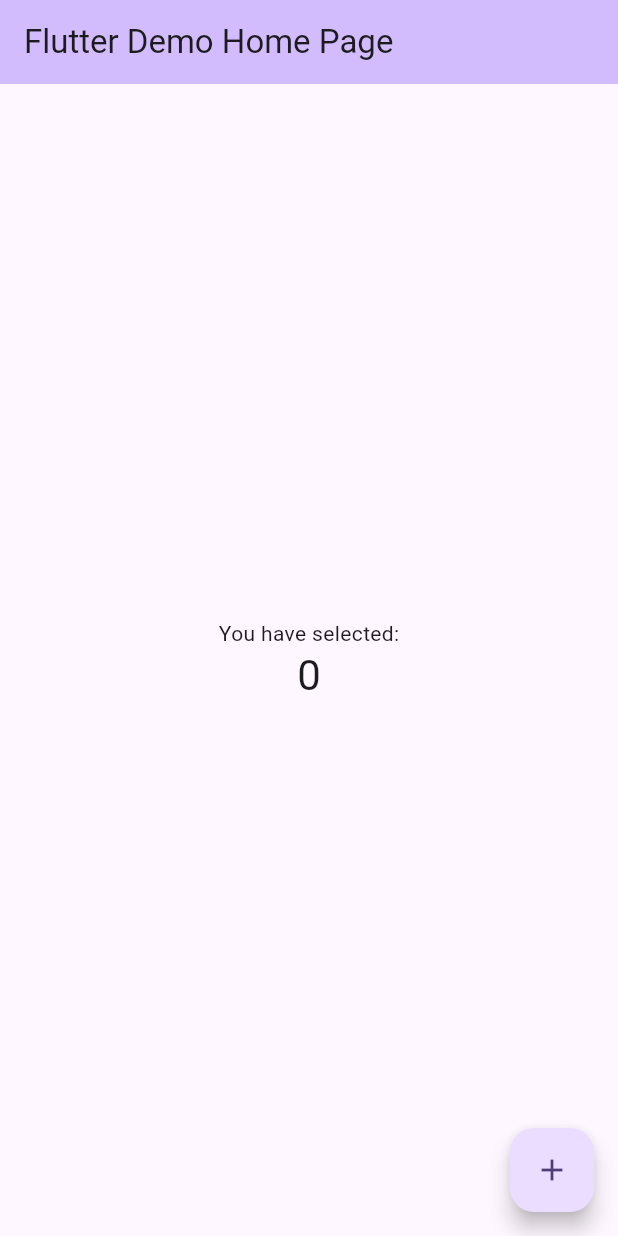
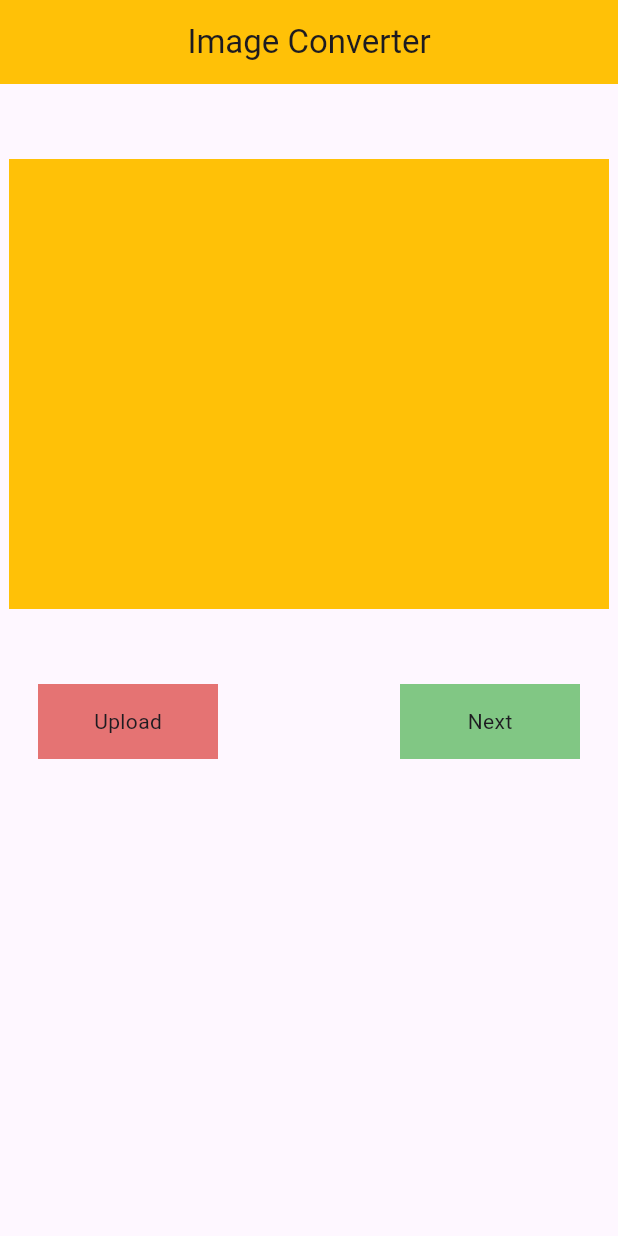
Before and after one commit to tamatee/os-project, a Flutter app: the screen it shows after launch, on a phone screen of 412 x 824 dp. Run offline on Flutter 3.47's test engine with Material 3 defaults, Android fonts, the phone set to English and light mode, and no system bars.

Commit message:
Put all the front-end structure that we need

```diff
--- /dev/null
+++ b/suntana/lib/components/next_button.dart
@@ -0,0 +1,26 @@
+import 'package:flutter/material.dart';
+
+class NextButton extends StatelessWidget {
+  Widget nextPage;
+  NextButton({super.key, required this.nextPage});
+
+  @override
+  Widget build(BuildContext context) {
+    return GestureDetector(
+      onTap: () {
+        Navigator.pushAndRemoveUntil(context,
+            MaterialPageRoute(builder: (BuildContext context) {
+          return nextPage;
+        }), (route) => false);
+      },
+      child: Container(
+        width: 120,
+        height: 50,
+        decoration: BoxDecoration(color: Colors.green[300]),
+        child: const Center(
+          child: Text("Next"),
+        ),
+      ),
+    );
+  }
+}
--- /dev/null
+++ b/suntana/lib/components/upload_button.dart
@@ -0,0 +1,16 @@
+import 'package:flutter/material.dart';
+
+class UploadButton extends StatelessWidget {
+  const UploadButton({super.key});
+
+  @override
+  Widget build(BuildContext context) {
+    return Container(
+        width: 120,
+        height: 50,
+        decoration: BoxDecoration(color: Colors.red[300]),
+        child: const Center(
+          child: Text("Upload"),
+        ));
+  }
+}
--- a/suntana/lib/main.dart
+++ b/suntana/lib/main.dart
@@ -1,8 +1,5 @@
-import 'dart:io';
-
 import 'package:flutter/material.dart';
-import 'package:file_picker/file_picker.dart';
-import 'package:path_provider/path_provider.dart';
+import 'pages/main_page.dart';
 
 void main() {
   runApp(const MyApp());
@@ -11,149 +8,11 @@ void main() {
 class MyApp extends StatelessWidget {
   const MyApp({super.key});
 
-  // This widget is the root of your application.
   @override
   Widget build(BuildContext context) {
     return MaterialApp(
-      title: 'Flutter Demo',
-      theme: ThemeData(
-        // This is the theme of your application.
-        //
-        // TRY THIS: Try running your application with "flutter run". You'll see
-        // the application has a blue toolbar. Then, without quitting the app,
-        // try changing the seedColor in the colorScheme below to Colors.green
-        // and then invoke "hot reload" (save your changes or press the "hot
-        // reload" button in a Flutter-supported IDE, or press "r" if you used
-        // the command line to start the app).
-        //
-        // Notice that the counter didn't reset back to zero; the application
-        // state is not lost during the reload. To reset the state, use hot
-        // restart instead.
-        //
-        // This works for code too, not just values: Most code changes can be
-        // tested with just a hot reload.
-        colorScheme: ColorScheme.fromSeed(seedColor: Colors.deepPurple),
-        useMaterial3: true,
-      ),
-      home: const MyHomePage(title: 'Flutter Demo Home Page'),
+      debugShowCheckedModeBanner: false,
+      home: MainPage(),
     );
   }
 }
-
-class MyHomePage extends StatefulWidget {
-  const MyHomePage({super.key, required this.title});
-
-  // This widget is the home page of your application. It is stateful, meaning
-  // that it has a State object (defined below) that contains fields that affect
-  // how it looks.
-
-  // This class is the configuration for the state. It holds the values (in this
-  // case the title) provided by the parent (in this case the App widget) and
-  // used by the build method of the State. Fields in a Widget subclass are
-  // always marked "final".
-
-  final String title;
-
-  @override
-  State<MyHomePage> createState() => _MyHomePageState();
-}
-
-class _MyHomePageState extends State<MyHomePage> {
-  int _counter = 0;
-  bool isLoading = false;
-  FilePickerResult? result;
-
-  void _incrementCounter() {
-    setState(() {
-      // This call to setState tells the Flutter framework that something has
-      // changed in this State, which causes it to rerun the build method below
-      // so that the display can reflect the updated values. If we changed
-      // _counter without calling setState(), then the build method would not be
-      // called again, and so nothing would appear to happen.
-      _counter++;
-    });
-  }
-
-  void pickFile() async {
-    try {
-      setState(() {
-        isLoading = true;
-      });
-
-      final result = await FilePicker.platform.pickFiles(
-        type: FileType.custom,
-        allowedExtensions: ['png', 'jpg'],
-        allowMultiple: false,
-      );
-
-      final file = result!.files.first;
-
-      print('Name: ${file.name}');
-      // print('Bytes: ${file.bytes}');
-      print('Size: ${file.size}');
-      print('Extension: ${file.extension}');
-
-      setState(() {
-        isLoading = false;
-      });
-    } catch (e) {
-      print(e);
-    }
-  }
-
-  @override
-  Widget build(BuildContext context) {
-    // This method is rerun every time setState is called, for instance as done
-    // by the _incrementCounter method above.
-    //
-    // The Flutter framework has been optimized to make rerunning build methods
-    // fast, so that you can just rebuild anything that needs updating rather
-    // than having to individually change instances of widgets.
-    return Scaffold(
-      appBar: AppBar(
-        // TRY THIS: Try changing the color here to a specific color (to
-        // Colors.amber, perhaps?) and trigger a hot reload to see the AppBar
-        // change color while the other colors stay the same.
-        backgroundColor: Theme.of(context).colorScheme.inversePrimary,
-        // Here we take the value from the MyHomePage object that was created by
-        // the App.build method, and use it to set our appbar title.
-        title: Text(widget.title),
-      ),
-      body: Center(
-        // Center is a layout widget. It takes a single child and positions it
-        // in the middle of the parent.
-        child: Column(
-          // Column is also a layout widget. It takes a list of children and
-          // arranges them vertically. By default, it sizes itself to fit its
-          // children horizontally, and tries to be as tall as its parent.
-          //
-          // Column has various properties to control how it sizes itself and
-          // how it positions its children. Here we use mainAxisAlignment to
-          // center the children vertically; the main axis here is the vertical
-          // axis because Columns are vertical (the cross axis would be
-          // horizontal).
-          //
-          // TRY THIS: Invoke "debug painting" (choose the "Toggle Debug Paint"
-          // action in the IDE, or press "p" in the console), to see the
-          // wireframe for each widget.
-          mainAxisAlignment: MainAxisAlignment.center,
-          children: <Widget>[
-            const Text(
-              'You have selected:',
-            ),
-            Text(
-              '$_counter',
-              style: Theme.of(context).textTheme.headlineMedium,
-            ),
-          ],
-        ),
-      ),
-      floatingActionButton: FloatingActionButton(
-        // onPressed: _incrementCounter,
-        onPressed: pickFile,
-        tooltip: 'Choose File',
-        child: const Icon(Icons.add),
-      ), // This trailing comma makes auto-formatting nicer for build methods.
-    );
-  }
-}
--- /dev/null
+++ b/suntana/lib/pages/main_page.dart
@@ -0,0 +1,38 @@
+import 'package:flutter/material.dart';
+
+import '../components/next_button.dart';
+import '../components/upload_button.dart';
+import 'converted_page.dart';
+
+class MainPage extends StatelessWidget {
+  const MainPage({super.key});
+
+  @override
+  Widget build(BuildContext context) {
+    return Scaffold(
+        appBar: AppBar(
+          backgroundColor: Colors.amber,
+          title: Center(child: Text("Image Converter")),
+        ),
+        body: Center(
+          child: Column(children: [
+            SizedBox(height: 50),
+            Container(
+              width: 400,
+              height: 300,
+              decoration: BoxDecoration(color: Colors.amber),
+            ),
+            SizedBox(height: 50),
+            Row(
+              mainAxisAlignment: MainAxisAlignment.spaceAround,
+              children: [
+                UploadButton(),
+                SizedBox(width: 20),
+                NextButton(nextPage: ConvertedPage()),
+              ],
+            )
+          ]),
+        ),
+      );
+  }
+}
```
Also changed, not shown: suntana/lib/components/download_button.dart (added, +16 -0 lines), suntana/lib/components/reset_button.dart (added, +26 -0 lines), suntana/lib/pages/converted_page.dart (added, +37 -0 lines), suntana/pubspec.lock.
